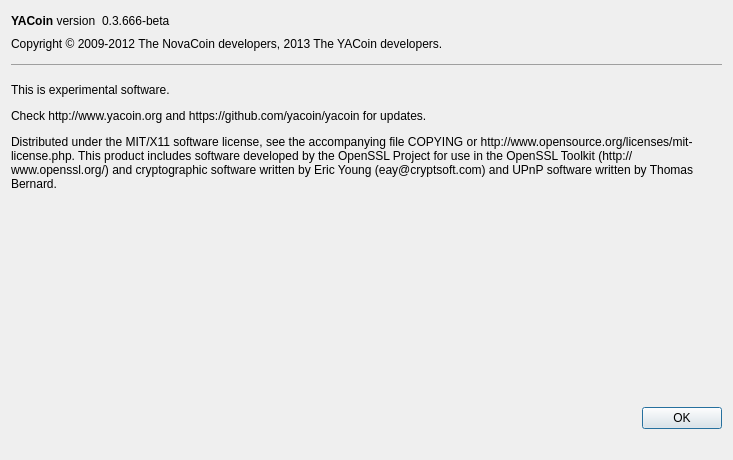
yacoin/yacoin, file src/qt/forms/aboutdialog.ui: the form before one commit.
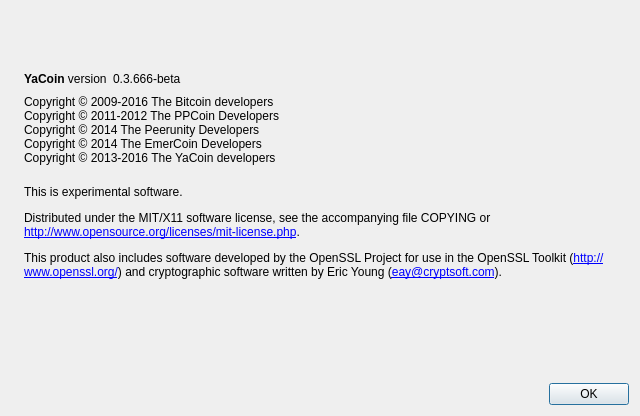
The form after the commit. Icons and pictures are not drawn.

Commit message: Yacoin 0.4.5 testing - RC1

Diff of the .ui file:
```diff
--- a/src/qt/forms/aboutdialog.ui
+++ b/src/qt/forms/aboutdialog.ui
@@ -1,19 +1,50 @@
 <?xml version="1.0" encoding="UTF-8"?>
 <ui version="4.0">
  <class>AboutDialog</class>
- <widget class="QDialog" name="AboutDialog">
+ <widget class="QWidget" name="AboutDialog">
   <property name="geometry">
    <rect>
     <x>0</x>
     <y>0</y>
-    <width>733</width>
-    <height>460</height>
+    <width>640</width>
+    <height>416</height>
    </rect>
   </property>
   <property name="windowTitle">
    <string>About YACoin</string>
   </property>
-  <layout class="QVBoxLayout" name="verticalLayout">
+  <layout class="QHBoxLayout" name="horizontalLayout_2">
+   <item>
+    <widget class="QLabel" name="label_4">
+     <property name="sizePolicy">
+      <sizepolicy hsizetype="Preferred" vsizetype="Ignored">
+       <horstretch>0</horstretch>
+       <verstretch>0</verstretch>
+      </sizepolicy>
+     </property>
+     <property name="pixmap">
+      <pixmap resource="../bitcoin.qrc">:/icons/bitcoin</pixmap>
+     </property>
+     <property name="alignment">
+      <set>Qt::AlignLeading|Qt::AlignLeft|Qt::AlignTop</set>
+     </property>
+    </widget>
+   </item>
+   <item>
+    <layout class="QVBoxLayout" name="verticalLayout_2">
+     <item>
+      <spacer name="verticalSpacer_2">
+       <property name="orientation">
+        <enum>Qt::Vertical</enum>
+       </property>
+       <property name="sizeHint" stdset="0">
+        <size>
+         <width>20</width>
+         <height>40</height>
+        </size>
+       </property>
+      </spacer>
+     </item>
    <item>
     <layout class="QHBoxLayout" name="horizontalLayout">
      <item>
@@ -22,7 +53,7 @@
         <cursorShape>IBeamCursor</cursorShape>
        </property>
        <property name="text">
-        <string>&lt;b&gt;YACoin&lt;/b&gt; version</string>
+          <string>&lt;b&gt;YaCoin&lt;/b&gt; version</string>
        </property>
        <property name="textInteractionFlags">
         <set>Qt::LinksAccessibleByMouse|Qt::TextSelectableByKeyboard|Qt::TextSelectableByMouse</set>
@@ -43,7 +74,7 @@
       </widget>
      </item>
      <item>
-      <spacer name="horizontalSpacer_3">
+        <spacer name="horizontalSpacer">
        <property name="orientation">
         <enum>Qt::Horizontal</enum>
        </property>
@@ -63,7 +94,11 @@
       <cursorShape>IBeamCursor</cursorShape>
      </property>
      <property name="text">
-      <string>Copyright © 2009-2012 The NovaCoin developers, 2013 The YACoin developers. </string>
+        <string>Copyright © 2009-2016 The Bitcoin developers
+Copyright © 2011-2012 The PPCoin Developers
+Copyright © 2014 The Peerunity Developers
+Copyright © 2014 The EmerCoin Developers
+Copyright © 2013-2016 The YaCoin developers</string>
      </property>
      <property name="textInteractionFlags">
       <set>Qt::LinksAccessibleByMouse|Qt::TextSelectableByKeyboard|Qt::TextSelectableByMouse</set>
@@ -76,7 +111,7 @@
       <cursorShape>IBeamCursor</cursorShape>
      </property>
      <property name="text">
-      <string>&lt;html&gt;&lt;head/&gt;&lt;body&gt;&lt;hr/&gt;&lt;p&gt;This is experimental software. &lt;/p&gt;&lt;p&gt;Check http://www.yacoin.org and https://github.com/yacoin/yacoin for updates. &lt;/p&gt;&lt;p&gt;Distributed under the MIT/X11 software license, see the accompanying file COPYING or http://www.opensource.org/licenses/mit-license.php. This product includes software developed by the OpenSSL Project for use in the OpenSSL Toolkit (http://www.openssl.org/) and cryptographic software written by Eric Young (eay@cryptsoft.com) and UPnP software written by Thomas Bernard.&lt;/p&gt;&lt;/body&gt;&lt;/html&gt;</string>
+        <string>&lt;html&gt;&lt;head/&gt;&lt;body&gt;&lt;p&gt;&lt;br/&gt;This is experimental software.&lt;/p&gt;&lt;p&gt;Distributed under the MIT/X11 software license, see the accompanying file COPYING or &lt;br/&gt;&lt;a href=&quot;http://www.opensource.org/licenses/mit-license.php&quot;&gt;&lt;span style=&quot; text-decoration: underline; color:#0000ff;&quot;&gt;http://www.opensource.org/licenses/mit-license.php&lt;/span&gt;&lt;/a&gt;.&lt;/p&gt;&lt;p&gt;This product also includes software developed by the OpenSSL Project for use in the OpenSSL Toolkit (&lt;a href=&quot;http://www.openssl.org/&quot;&gt;&lt;span style=&quot; text-decoration: underline; color:#0000ff;&quot;&gt;http://www.openssl.org/&lt;/span&gt;&lt;/a&gt;) and cryptographic software written by Eric Young (&lt;a href=&quot;mailto:eay@cryptsoft.com&quot;&gt;&lt;span style=&quot; text-decoration: underline; color:#0000ff;&quot;&gt;eay@cryptsoft.com&lt;/span&gt;&lt;/a&gt;).&lt;/p&gt;&lt;p&gt;&lt;br/&gt;&lt;/p&gt;&lt;/body&gt;&lt;/html&gt;</string>
      </property>
      <property name="wordWrap">
       <bool>true</bool>
@@ -94,7 +129,7 @@
      <property name="sizeHint" stdset="0">
       <size>
        <width>20</width>
-       <height>128</height>
+         <height>40</height>
       </size>
      </property>
     </spacer>
@@ -109,18 +144,7 @@
      </property>
     </widget>
    </item>
-   <item>
-    <spacer name="horizontalSpacer">
-     <property name="orientation">
-      <enum>Qt::Horizontal</enum>
-     </property>
-     <property name="sizeHint" stdset="0">
-      <size>
-       <width>712</width>
-       <height>20</height>
-      </size>
-     </property>
-    </spacer>
+    </layout>
    </item>
   </layout>
  </widget>
```
Left out of the diff: 44 changed lines with no effect on the pictures. Lines whose indentation alone changed are shown as unchanged. The commit also changes 592 other files.
